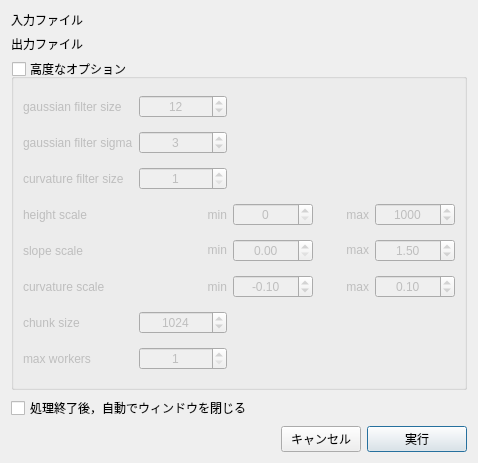
This is dem_to_csmap.ui in MIERUNE/csmap-qgis-plugin as Qt 5 draws it before an edit. The edited form follows.
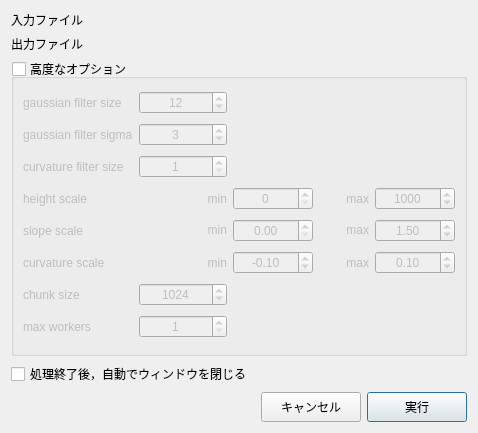
This is the edited form. Custom widgets are drawn as their Qt base class.

The edit to the form file:
```diff
--- a/dem_to_csmap.ui
+++ b/dem_to_csmap.ui
@@ -7,7 +7,7 @@
     <x>0</x>
     <y>0</y>
     <width>478</width>
-    <height>463</height>
+    <height>433</height>
    </rect>
   </property>
   <property name="windowTitle">
@@ -495,8 +495,8 @@
       <widget class="QPushButton" name="pushButton_cancel">
        <property name="minimumSize">
         <size>
-         <width>80</width>
-         <height>0</height>
+         <width>100</width>
+         <height>30</height>
         </size>
        </property>
        <property name="maximumSize">
```
Left out of the diff: 64 changed lines with no effect on the pictures.
